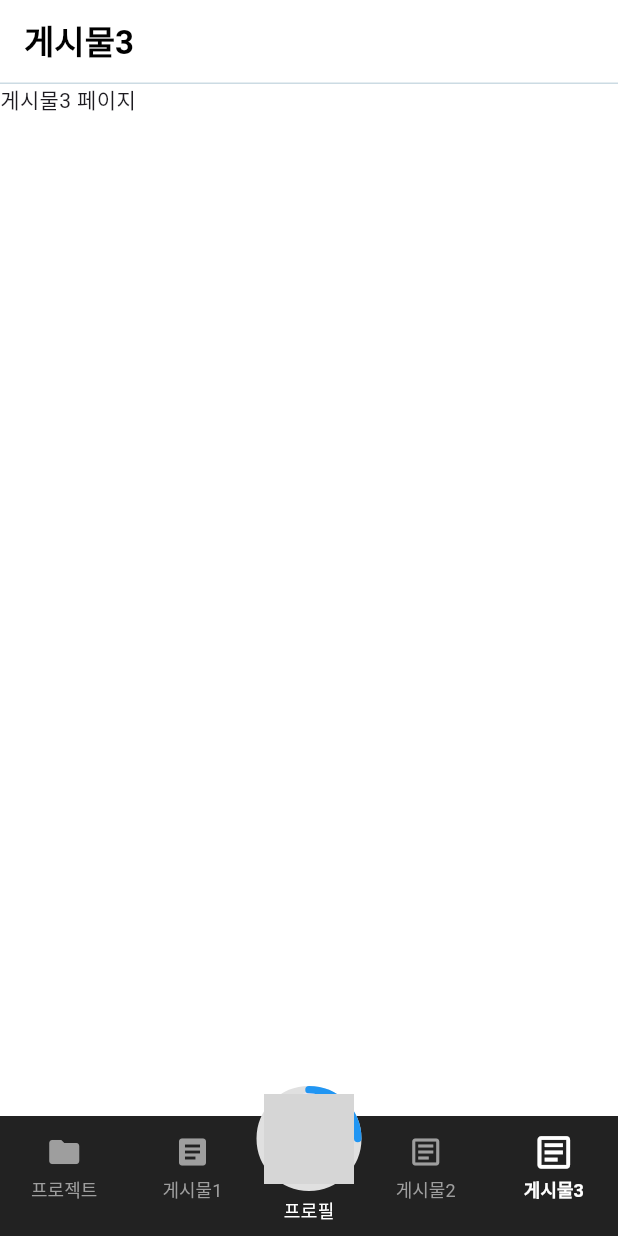
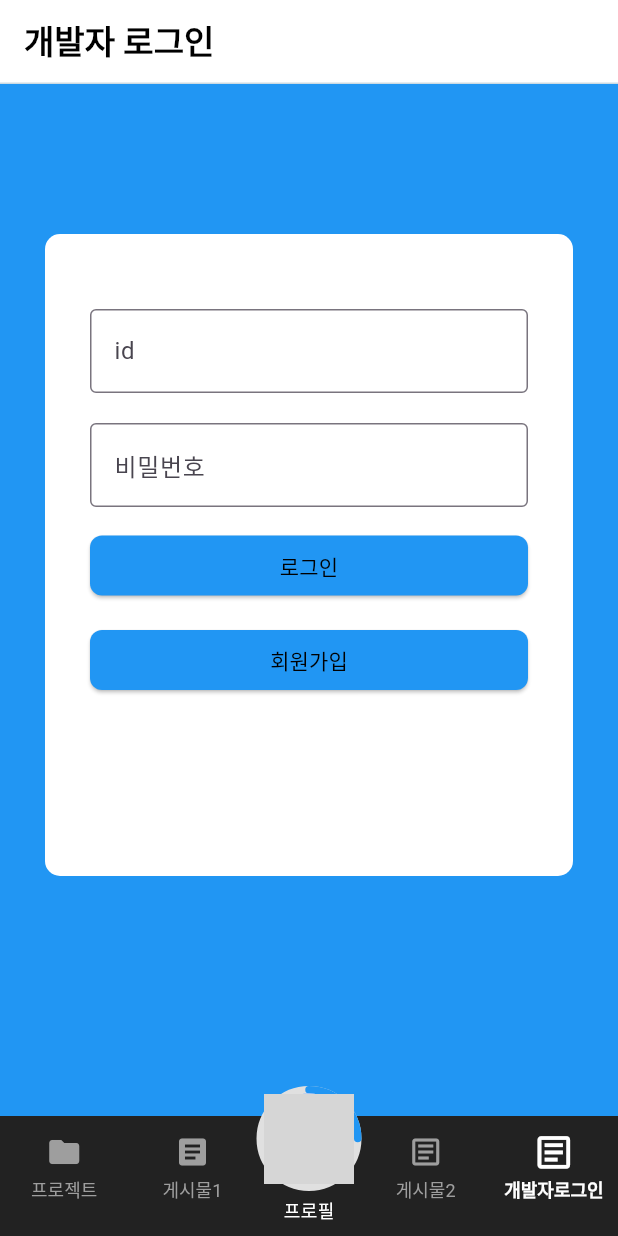
Before and after one commit to hanu1229/devconnect_app, a Flutter app: the screen it shows after launch, item 5 of the bottom bar chosen, on a phone screen of 412 x 824 dp. Run offline on Flutter 3.47's test engine with Material 3 defaults, Android fonts, the phone set to English and light mode, and no system bars; drawn by our look-alikes of percent_indicator; our stand-ins replace dio, shared_preferences; network calls fail; Roboto replaces fonts that are missing (NanumGothic); grey boxes are pictures that could not be loaded.

Commit message:
4/28 박희만 : 로그인 연결 완료, 정보 연결중 / 백엔드

```diff
--- a/lib/app/component/custimbottombar.dart
+++ b/lib/app/component/custimbottombar.dart
@@ -28,7 +28,7 @@ class CustomBottomNavBar extends StatelessWidget {
               _navItem(Icons.article, "게시물1", 1),
               const SizedBox(width: 70), // 중앙 공간 확보
               _navItem(Icons.article_outlined, "게시물2", 3),
-              _navItem(Icons.article_outlined, "게시물3", 4),
+              _navItem(Icons.article_outlined, "개발자로그인", 4),
             ],
           ),
           Positioned(
--- a/lib/app/company/company_login.dart
+++ b/lib/app/developer/DeveloperLogin.dart
@@ -1,55 +1,43 @@
 
-
-import 'package:devconnect_app/app/company/company_signup.dart';
 import 'package:devconnect_app/app/layout/main_app.dart';
-import 'package:devconnect_app/style/server_path.dart';
 import 'package:dio/dio.dart';
 import 'package:flutter/material.dart';
 import 'package:shared_preferences/shared_preferences.dart';
 
-class Companylogin extends StatefulWidget{
+String baseUrl = "http://localhost:8080";
+
+class DeveloperLogIn extends StatefulWidget{
   @override
-  State<StatefulWidget> createState() {
-    return _CompanyLogin();
+  _DeveloperLogInState createState() {
+    return _DeveloperLogInState();
   }
 }
 
+class _DeveloperLogInState extends State< DeveloperLogIn >{
+  TextEditingController didController = TextEditingController();
+  TextEditingController dpwdController = TextEditingController();
 
-
-class _CompanyLogin extends State<Companylogin>{
-
-// 입력상자 컨트롤러
-  TextEditingController idController = TextEditingController();
-  TextEditingController pwdController = TextEditingController();
-
-
-  //2. 자바 통신
   void login() async{
     try{
       Dio dio = Dio();
       final sendData={
-        'cid' : idController.text,
-        'cpwd' : pwdController.text,
+        'did' : didController.text,
+        'dpwd' : dpwdController.text,
       };
-      final response = await dio.post("${serverPath}/api/company/login" ,data: sendData );
+      final response = await dio.post("${baseUrl}/api/developer/login" ,data: sendData );
       final data = response.data;
       if(data != ''){
         SharedPreferences prefs = await SharedPreferences.getInstance();
 
         await prefs.setString('token', data);
 
-        Navigator.pushReplacement(context, MaterialPageRoute(builder: (context) => MainApp())); // 추후 루트 수정하기
+        Navigator.pushReplacement( context, MaterialPageRoute(builder: (context) => MainApp())); // 추후 루트 수정하기
       }else{
-        print("회원가입실패");
+        print("로그인 실패");
       }
 
     }catch(e){print(e);}
   }
-
-
-
-
-
 
 
   @override
@@ -58,7 +46,7 @@ class _CompanyLogin extends State<Companylogin>{
       backgroundColor: Colors.blue,
       body: Container(
         padding: EdgeInsets.fromLTRB(30, 50, 30, 120),
-        margin: EdgeInsets.fromLTRB(30, 150, 30, 230),  // left, top , light, bottom
+        margin: EdgeInsets.fromLTRB(30, 100, 30, 160),  // left, top , light, bottom
         decoration: BoxDecoration(
           color: Colors.white,
           borderRadius: BorderRadius.circular(10),
@@ -70,7 +58,7 @@ class _CompanyLogin extends State<Companylogin>{
               width : double.infinity, // 넓이 화면 크기에 따라 자동 조절
               child:
               TextField(
-              controller: idController, // id 값 저장 controller
+                controller: didController,
                 decoration: InputDecoration(
                   labelText: "id",
                   border: OutlineInputBorder(),
@@ -78,14 +66,12 @@ class _CompanyLogin extends State<Companylogin>{
                 ),
               ),),
 
-
             SizedBox(height: 20,),
-
 
             SizedBox(
               width: double.infinity,
               child: TextField(
-              controller: pwdController,    // 비밀번호값 저장 controller
+                controller: dpwdController,
                 obscureText: true, // 입력값 감추기
                 decoration: InputDecoration(
                   labelText: "비밀번호",
@@ -93,12 +79,12 @@ class _CompanyLogin extends State<Companylogin>{
                 ),
               ),),
 
-            SizedBox(height: 20,),
+            SizedBox(height: 15,),
 
             SizedBox(
               width: double.infinity,
               child:
-            ElevatedButton(onPressed: login, style: ButtonStyle(backgroundColor: WidgetStateProperty.resolveWith<Color>( // 로그인시 연결
+              ElevatedButton(onPressed: ()=>{ login() }, style: ButtonStyle(backgroundColor: WidgetStateProperty.resolveWith<Color>(
                 (Set<WidgetState> states) {
                   if(states.contains(WidgetState.pressed)){
                     return Colors.blue.shade700;
@@ -114,12 +100,12 @@ class _CompanyLogin extends State<Companylogin>{
 
               ), child: Text("로그인", style: TextStyle(color: Colors.black),),),),
 
-            SizedBox(height: 20,),
+            SizedBox(height: 15,),
 
             SizedBox(
               width: double.infinity,
               child:
-              ElevatedButton(onPressed: ()=>{Navigator.pushReplacement(context , MaterialPageRoute(builder: (context)=> Signup()) )}, style: ButtonStyle(backgroundColor: WidgetStateProperty.resolveWith<Color>( // 회원가입시 연결
+              ElevatedButton(onPressed: ()=>{}, style: ButtonStyle(backgroundColor: WidgetStateProperty.resolveWith<Color>(
                       (Set<WidgetState> states) {
                     if(states.contains(WidgetState.pressed)){
                       return Colors.blue.shade700;
@@ -138,7 +124,6 @@ class _CompanyLogin extends State<Companylogin>{
           ],
         ),
       ),
-
     );
   }
 }
--- a/lib/app/layout/main_app.dart
+++ b/lib/app/layout/main_app.dart
@@ -1,9 +1,9 @@
 import 'package:devconnect_app/app/company/company_login.dart';
 import 'package:devconnect_app/app/component/custimbottombar.dart';
+import 'package:devconnect_app/app/developer/DeveloperLogin.dart';
 import 'package:devconnect_app/app/developer/profile.dart';
 import 'package:devconnect_app/style/app_colors.dart';
 import 'package:flutter/material.dart';
-import 'package:percent_indicator/percent_indicator.dart';
 
 class MainApp extends StatefulWidget {
   @override
@@ -18,7 +18,7 @@ class _MainAppState extends State<MainApp> {
     Text("게시물1 페이지"),
     Profile(), // 가운데 탭
     Companylogin(), // 임시 로그인 창
-    Text("게시물3 페이지"),
+    DeveloperLogIn(),
   ];
 
   final List<String> pageTitle = [
@@ -26,7 +26,7 @@ class _MainAppState extends State<MainApp> {
     '게시물1',
     '계정 관리',
     '게시물2',
-    '게시물3',
+    '개발자 로그인',
   ];
 
   @override
```
Also changed, not shown: lib/app/developer/login.dart (deleted, +0 -20 lines), lib/app/developer/profile.dart (+6 -6 lines). Lines whose indentation alone changed are shown as unchanged.
